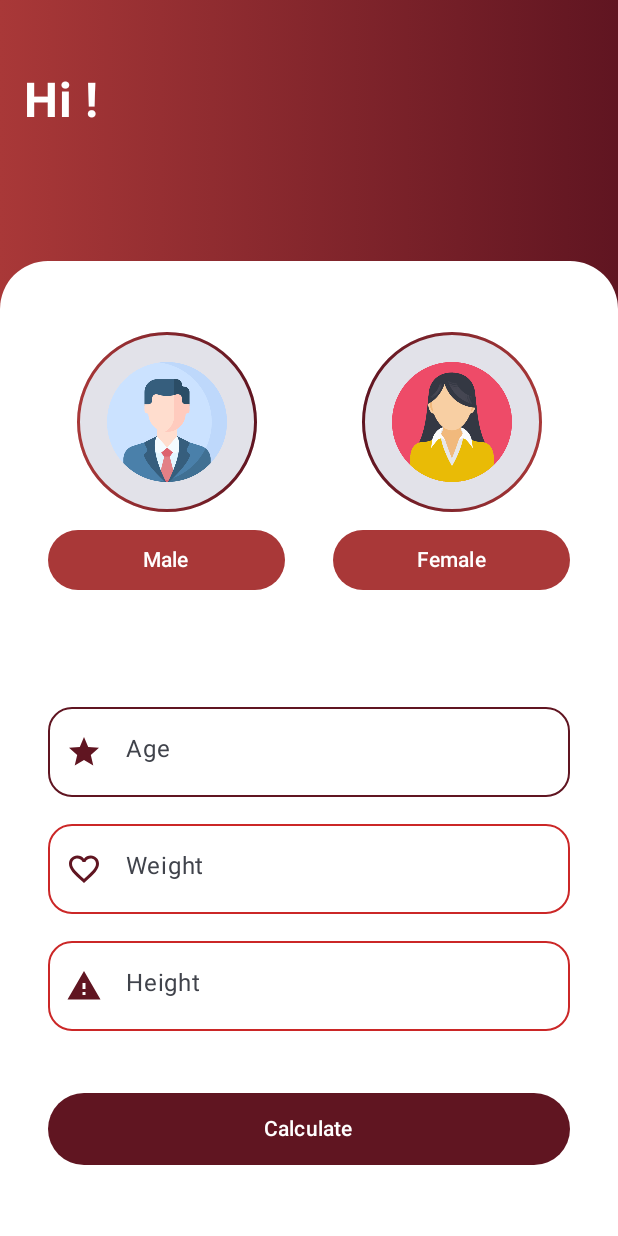
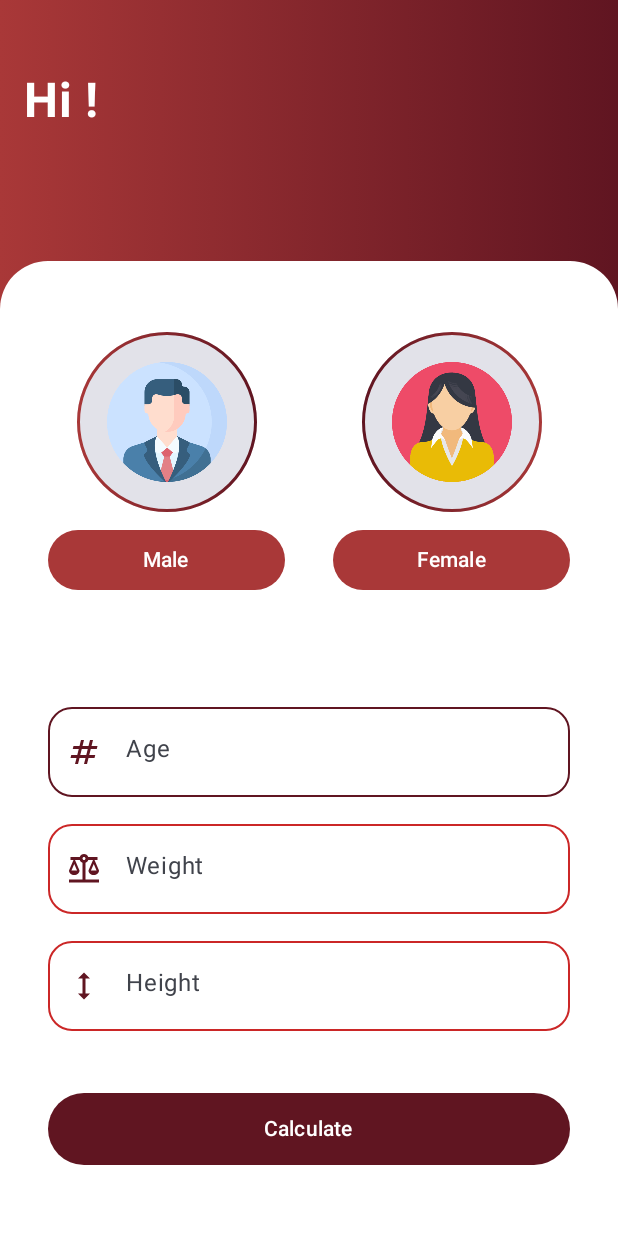
Before and after one commit to lucsnobre/kotlen, an Android app built with Jetpack Compose: the UserDataScreen screen opened through its navigation route, on a phone screen of 412 x 824 dp. Run offline under Robolectric (Android 15) with nearby library versions, the phone set to English and light mode, and no system bars.

```diff
--- a/app/build.gradle.kts
+++ b/app/build.gradle.kts
@@ -57,4 +57,6 @@ dependencies {
     androidTestImplementation(libs.androidx.ui.test.junit4)
     debugImplementation(libs.androidx.ui.tooling)
     debugImplementation(libs.androidx.ui.test.manifest)
+
+    implementation("androidx.compose.material:material-icons-extended-android:1.7.8")
 }
--- a/app/src/main/java/br/senai/sp/jandira/imctetamansa/screens/UserDataScreen.kt
+++ b/app/src/main/java/br/senai/sp/jandira/imctetamansa/screens/UserDataScreen.kt
@@ -17,7 +17,10 @@ import androidx.compose.foundation.shape.CircleShape
 import androidx.compose.foundation.shape.RoundedCornerShape
 import androidx.compose.foundation.text.KeyboardOptions
 import androidx.compose.material.icons.Icons
+import androidx.compose.material.icons.filled.Balance
 import androidx.compose.material.icons.filled.FavoriteBorder
+import androidx.compose.material.icons.filled.Height
+import androidx.compose.material.icons.filled.Numbers
 import androidx.compose.material.icons.filled.Star
 import androidx.compose.material.icons.filled.Warning
 import androidx.compose.material3.Button
@@ -195,7 +198,7 @@ fun UserDataScreen(modifier: Modifier = Modifier) {
                         },
                         leadingIcon = {
                             Icon(
-                                imageVector = Icons.Default.Star,
+                                imageVector = Icons.Default.Numbers,
                                 contentDescription = "",
                                 tint = Color(0xFF601521)
                             )
@@ -229,7 +232,7 @@ fun UserDataScreen(modifier: Modifier = Modifier) {
                         },
                         leadingIcon = {
                             Icon(
-                                imageVector = Icons.Default.FavoriteBorder,
+                                imageVector = Icons.Default.Balance,
                                 contentDescription = "",
                                 tint = Color(0xFF601521)
                             )
@@ -262,7 +265,7 @@ fun UserDataScreen(modifier: Modifier = Modifier) {
                         },
                         leadingIcon = {
                             Icon(
-                                imageVector = Icons.Default.Warning,
+                                imageVector = Icons.Default.Height,
                                 contentDescription = "",
                                 tint = Color(0xFF601521)
                             )
```
